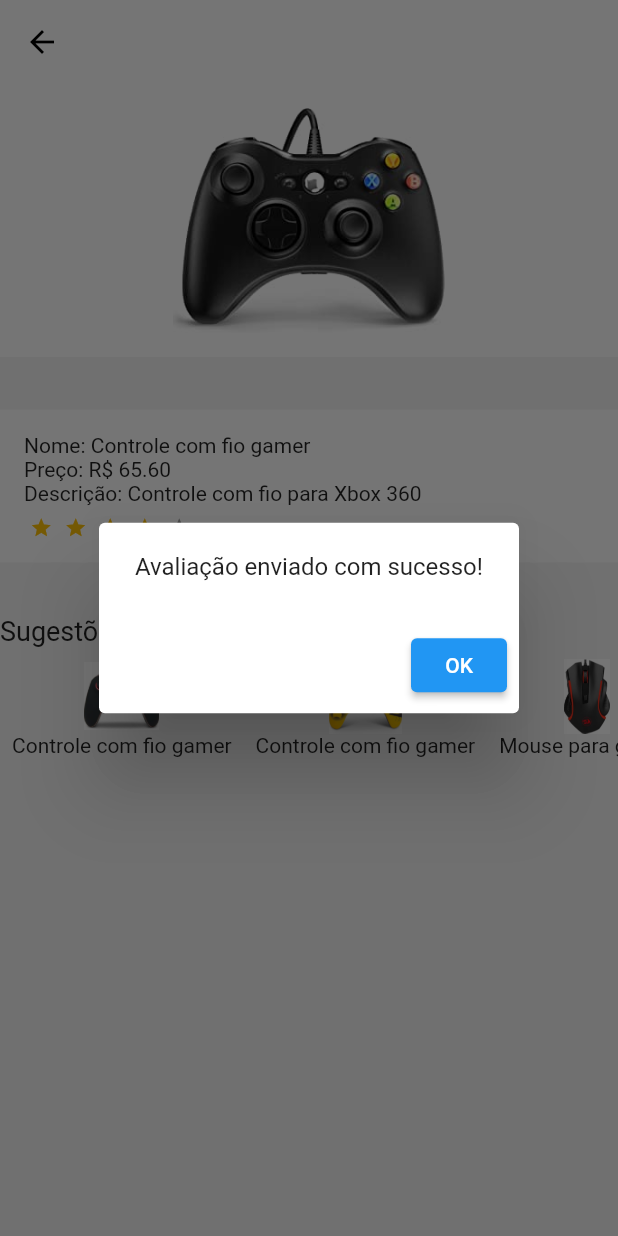
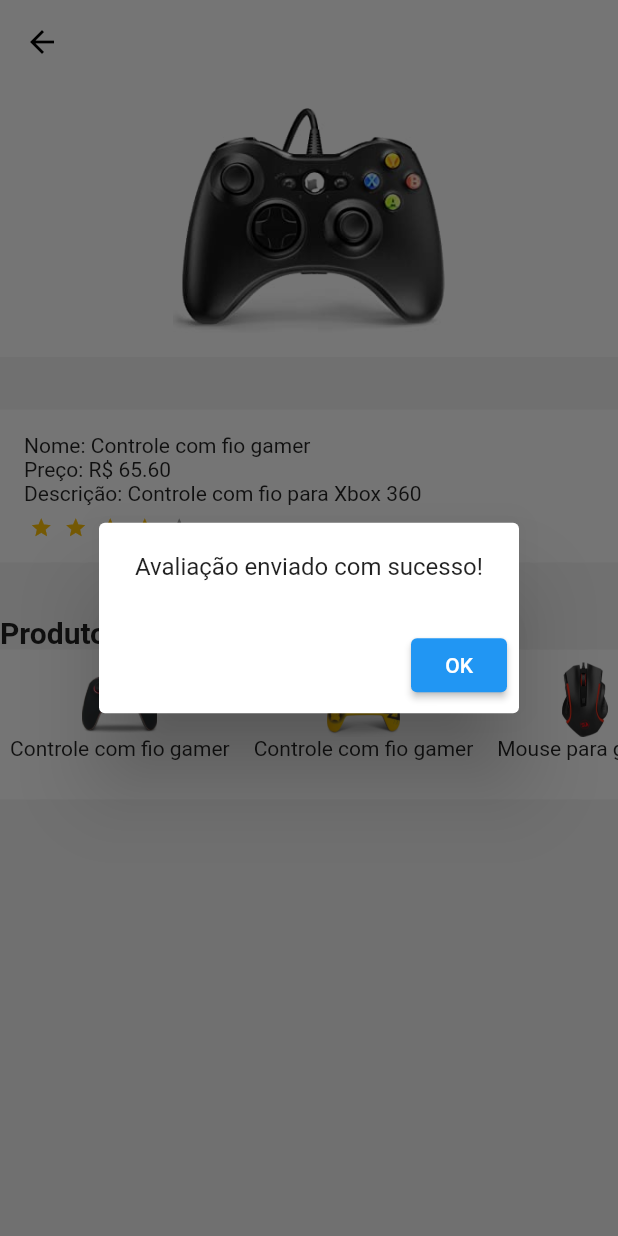
Before and after one commit to codigo-rosa/crtech-2.0, a Flutter app: the DetalhesProdutoMaior screen opened directly with sample values from the repository, after a tap on "Enviar Avaliação", on a phone screen of 412 x 824 dp. Run offline on Flutter 3.47's test engine with Material 2 defaults, Android fonts, the phone set to English and light mode, and no system bars; drawn by our look-alikes of flutter_rating_bar; our stand-ins replace carousel_slider, google_fonts.

Commit message:
Atualização final nos cards e scroll automatico nas sugestoes de produtos

```diff
--- a/lib/detalhes_produto.dart
+++ b/lib/detalhes_produto.dart
@@ -19,10 +19,16 @@ class _DetalhesProdutoMaiorState extends State<DetalhesProdutoMaior> {
   TextEditingController _commentController = TextEditingController();
   bool _comentarioEnviado = false;
   List<Produtos> produtosSugeridos = [];
+  ScrollController _scrollController = ScrollController();
+  double _scrollPosition = 0.0;
+  double _scrollMax = 0.0;
+  double _scrollIncrement = 1.0;
 
   @override
   void initState() {
     super.initState();
+    _scrollMax = 1000.0; // Defina o valor máximo de rolagem conforme necessário
+    _scrollAutomatically();
 
     // Encontre produtos relacionados com base no ID do produto atual
     produtosSugeridos = MeusProdutos.todosProdutos
@@ -30,6 +36,21 @@ class _DetalhesProdutoMaiorState extends State<DetalhesProdutoMaior> {
             produto.categoria == widget.produto.categoria &&
             produto != widget.produto)
         .toList();
+  }
+
+  void _scrollAutomatically() {
+    Future.delayed(Duration(seconds: 1), () {
+      if (_scrollPosition >= _scrollMax) {
+        _scrollPosition = 0.0;
+      }
+      _scrollController.animateTo(
+        _scrollPosition,
+        duration: Duration(milliseconds: 500),
+        curve: Curves.ease,
+      );
+      _scrollPosition += _scrollIncrement;
+      _scrollAutomatically();
+    });
   }
 
   void _enviarAvaliacao() {
@@ -121,14 +142,25 @@ class _DetalhesProdutoMaiorState extends State<DetalhesProdutoMaior> {
               ),
             ),
             const SizedBox(height: 35.0),
+            Column(
+              crossAxisAlignment: CrossAxisAlignment.start,
+              children: [
                 Text(
-              'Sugestões de Produtos',
-              style: TextStyle(fontSize: 18),
+                  "Produtos Sugeridos",
+                  style: TextStyle(
+                    fontSize: 20, // Tamanho da fonte do cabeçalho
+                    fontWeight: FontWeight.bold, // Estilo da fonte do cabeçalho
+                  ),
                 ),
                 Container(
+                  width: MediaQuery.of(context).size.width,
+                  decoration: BoxDecoration(
+                    color: Colors.white,
+                  ),
                   height: 100,
                   child: ListView.builder(
                     scrollDirection: Axis.horizontal,
+                    controller: _scrollController,
                     itemCount: produtosSugeridos.length,
                     itemBuilder: (context, index) {
                       final produtoSugerido = produtosSugeridos[index];
@@ -164,7 +196,7 @@ class _DetalhesProdutoMaiorState extends State<DetalhesProdutoMaior> {
                 Container(
                   width: MediaQuery.of(context).size.width,
                   decoration: const BoxDecoration(
-                color: Color.fromARGB(242, 242, 241, 241),
+                    color: Colors.white,
                   ),
                   child: _comentarioEnviado
                       ? const SizedBox.shrink()
@@ -232,6 +264,8 @@ class _DetalhesProdutoMaiorState extends State<DetalhesProdutoMaior> {
                 ),
               ],
             ),
+          ],
+        ),
       ),
     );
   }
@@ -258,6 +292,7 @@ class _DetalhesProdutoMaiorState extends State<DetalhesProdutoMaior> {
   @override
   void dispose() {
     _commentController.dispose();
+    _scrollController.dispose();
     super.dispose();
   }
 }
```
Lines whose indentation alone changed are shown as unchanged.
